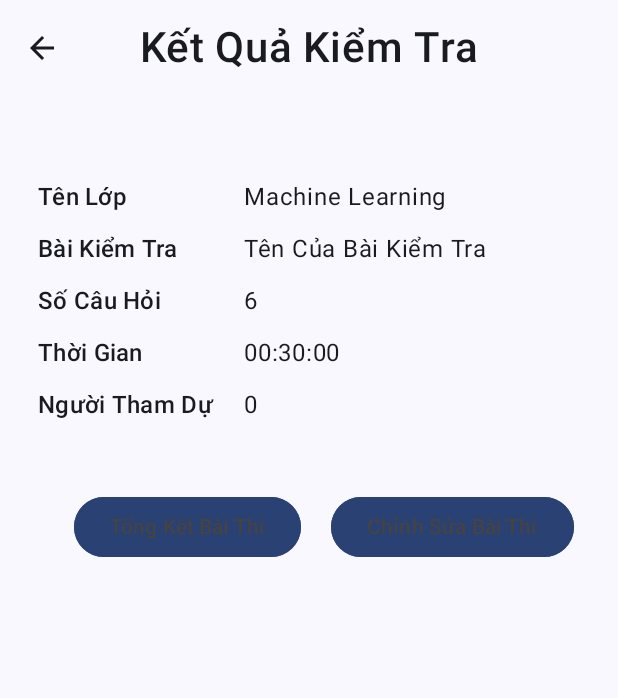
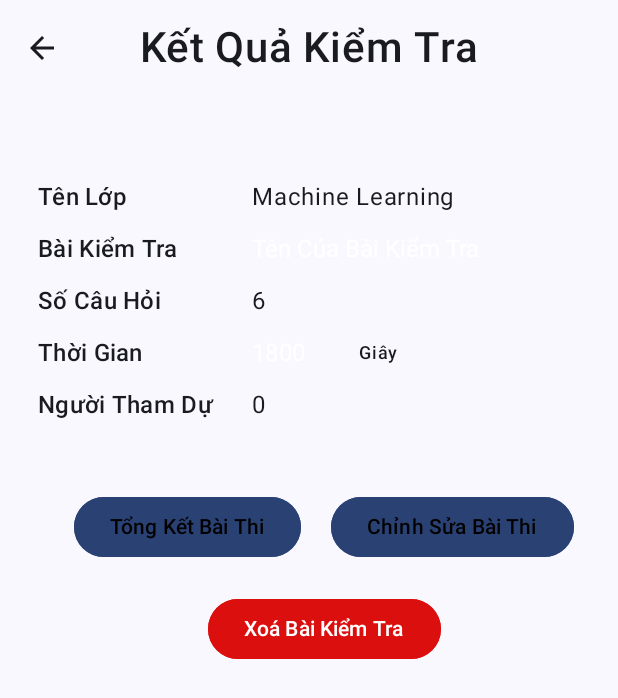
Before and after one commit to anhtan2223/FishLearning---Mobile-App, an Android app built with Jetpack Compose: the TeacherView screen opened through its navigation route, after a tap on "Tên Của Bài Kiểm Tra", on a phone screen of 412 x 824 dp. Shown: the top 698 px of the screen. Run offline under Robolectric (Android 15) with nearby library versions, the phone set to English and light mode, and no system bars; 2 other taps on this screen came first.

Commit message:
More Setting Class in Teacher

```diff
--- a/Fish/app/src/main/java/com/example/fish/MainActivity.kt
+++ b/Fish/app/src/main/java/com/example/fish/MainActivity.kt
@@ -50,7 +50,7 @@ class MainActivity : ComponentActivity() {
                     val nav:NavHostController = rememberNavController()
                     NavHost(
                         navController = nav,
-                        startDestination = "Login")
+                        startDestination = "Teacher")
                     {
                         composable("Student")
                         { StudentView(navFather = nav) }
--- a/Fish/app/src/main/java/com/example/fish/Student/Account.Main.kt
+++ b/Fish/app/src/main/java/com/example/fish/Student/Account.Main.kt
@@ -75,6 +75,8 @@ fun OneLine(title:String , content:String )
         Text(text = title , style = MaterialTheme.typography.titleMedium , modifier = Modifier
             .weight(4f)
             .padding(5.dp))
-        Text(text = content , modifier = Modifier.weight(7f) )
+        Text(text = content , modifier =
+        Modifier.weight(7f).padding(start = 5.dp)
+        )
     }
 }
--- a/Fish/app/src/main/java/com/example/fish/Student/Class.Detail.kt
+++ b/Fish/app/src/main/java/com/example/fish/Student/Class.Detail.kt
@@ -132,7 +132,6 @@ fun TextBoxView(info:TextBox)
             modifier = Modifier.padding(bottom = 20.dp)
         )
     }
-
 }
 @Composable
 fun DocumentView(info:Document)
--- a/Fish/app/src/main/java/com/example/fish/Teacher/Class.TestResult.kt
+++ b/Fish/app/src/main/java/com/example/fish/Teacher/Class.TestResult.kt
@@ -8,35 +8,52 @@ import androidx.compose.foundation.layout.Row
 import androidx.compose.foundation.layout.fillMaxSize
 import androidx.compose.foundation.layout.fillMaxWidth
 import androidx.compose.foundation.layout.padding
+import androidx.compose.foundation.text.BasicTextField
+import androidx.compose.foundation.text.KeyboardActions
+import androidx.compose.foundation.text.KeyboardOptions
+import androidx.compose.material.icons.Icons
+import androidx.compose.material.icons.filled.Check
 import androidx.compose.material3.MaterialTheme
 import androidx.compose.material3.Text
 import androidx.compose.runtime.Composable
+import androidx.compose.runtime.getValue
+import androidx.compose.runtime.mutableStateOf
+import androidx.compose.runtime.remember
+import androidx.compose.runtime.setValue
 import androidx.compose.ui.Alignment
 import androidx.compose.ui.Modifier
+import androidx.compose.ui.graphics.Color
+import androidx.compose.ui.input.pointer.PointerIcon
+import androidx.compose.ui.input.pointer.pointerHoverIcon
+import androidx.compose.ui.text.TextStyle
+import androidx.compose.ui.text.input.ImeAction
+import androidx.compose.ui.text.input.KeyboardType
 import androidx.compose.ui.unit.dp
+import androidx.compose.ui.unit.sp
 import androidx.navigation.NavController
 import com.example.fish.Model.Back
 import com.example.fish.Model.Class
 import com.example.fish.Model.Test
 import com.example.fish.Model.formatTime
+import com.example.fish.Model.goTo
 import com.example.fish.ui.theme.DisplayUI
 
 @Composable
 fun TestResult(nav :NavController , view:DisplayUI)
 {
     Back(nav = nav, view = view , "DetailClass")
-    Teacher_DisplayInfo(classInfo = view.nowClass, testInfo = view.nowTest)
+    Teacher_DisplayInfo(nav = nav, view = view , classInfo = view.nowClass, testInfo = view.nowTest)
 }
 @Composable
-fun Teacher_DisplayInfo(classInfo : Class , testInfo:Test)
+fun Teacher_DisplayInfo(nav : NavController, view: DisplayUI , classInfo : Class , testInfo:Test)
 {
     Column(
         modifier = Modifier.padding(start = 20.dp , top = 50.dp)
     ) {
         OneLine(title = "Tên Lớp", content = classInfo.NameClass)
-        OneLine(title = "Bài Kiểm Tra", content = testInfo.TestName)
+        OneInputBasic(title = "Bài Kiểm Tra", content = testInfo.TestName)
         OneLine(title = "Số Câu Hỏi", content = testInfo.NumberQues.toString())
-        OneLine(title = "Thời Gian", content = formatTime(testInfo.Time))
+        InputTime(view , title = "Thời Gian", time = testInfo.Time )
         OneLine(title = "Người Tham Dự", content = "0")
         Row(
             horizontalArrangement = Arrangement.Center,
@@ -44,9 +61,91 @@ fun Teacher_DisplayInfo(classInfo : Class , testInfo:Test)
                 .fillMaxWidth()
                 .padding(top = 30.dp)
         ) {
-            ButtonNav(onClick = { /*TODO*/ }, content = "Tổng Kết Bài Thi" , color = MaterialTheme.colorScheme.primary)
-            ButtonNav(onClick = { /*TODO*/ }, content = "Chỉnh Sửa Bài Thi" , color = MaterialTheme.colorScheme.primary)
+            ButtonNav(onClick = { goTo(nav , view , "SumTest") }, content = "Tổng Kết Bài Thi" , color = MaterialTheme.colorScheme.primary , contentColor = Color.Black)
+            ButtonNav(onClick = { goTo(nav , view , "ChangeQues") }, content = "Chỉnh Sửa Bài Thi" , color = MaterialTheme.colorScheme.primary , contentColor = Color.Black)
+        }
+        Row(
+            horizontalArrangement = Arrangement.Center ,
+            modifier = Modifier
+                .fillMaxWidth()
+        ) {
+            ButtonNav(
+                onClick = { /*TODO*/ } ,
+                content = "Xoá Bài Kiểm Tra" ,
+                color = Color(0xFFDC0F0F) ,
+                contentColor = Color.White
+            )
+
         }
 
     }
 }
+
+@Composable
+fun OneInputBasic(title:String , content:String)
+{
+    var contentInput by remember {
+        mutableStateOf(content)
+    }
+    Row(
+        modifier = Modifier.fillMaxWidth() ,
+        horizontalArrangement = Arrangement.Start,
+        verticalAlignment = Alignment.CenterVertically
+    ) {
+        Text(text = title , style = MaterialTheme.typography.titleMedium ,
+            modifier = Modifier
+                .weight(4f)
+                .padding(5.dp)
+        )
+        BasicTextField(
+            modifier = Modifier
+                .weight(7f)
+                .padding(5.dp) ,
+            value = contentInput ,
+            textStyle = TextStyle(
+                color = Color.White ,
+                fontSize = 16.sp
+            ) ,
+            onValueChange = { contentInput = it }
+        )
+    }
+}
+@Composable
+fun InputTime(view: DisplayUI , title:String , time:Int )
+{
+    var contentInput by remember {
+        mutableStateOf(time.toString())
+    }
+    Row(
+        modifier = Modifier.fillMaxWidth() ,
+        horizontalArrangement = Arrangement.Start,
+        verticalAlignment = Alignment.CenterVertically
+    ) {
+        Text(text = title , style = MaterialTheme.typography.titleMedium ,
+            modifier = Modifier
+                .weight(4f)
+                .padding(5.dp)
+        )
+        BasicTextField(
+            modifier = Modifier
+                .weight(2f)
+                .padding(5.dp)
+                .pointerHoverIcon(
+                    icon = PointerIcon.Text
+                )
+            ,
+            keyboardOptions = KeyboardOptions.Default.copy(keyboardType = KeyboardType.Decimal),
+            value = contentInput.toString() ,
+            textStyle = TextStyle(
+                color = Color.White ,
+                fontSize = 16.sp
+            ) ,
+            onValueChange = { contentInput = it }
+        )
+        Text(text = "Giây" , style = MaterialTheme.typography.labelMedium ,
+            modifier = Modifier
+                .weight(5f)
+                .padding(5.dp)
+        )
+    }
+}
--- a/Fish/app/src/main/java/com/example/fish/Teacher/Main.kt
+++ b/Fish/app/src/main/java/com/example/fish/Teacher/Main.kt
@@ -188,6 +188,10 @@ fun TeacherView(
                 { NewClassView(nav = navController, view = viewModel) }
                 composable("ClassInfo")
                 { ClassInfoView(nav = navController, view = viewModel) }
+                composable("ChangeQues")
+                { ChangeQuestionView(nav = navController, view = viewModel) }
+                composable("SumTest")
+                { SummaryTestView(nav = navController, view = viewModel) }
             }
         }
     }
```
Also changed, not shown: Fish/app/src/main/java/com/example/fish/Teacher/Class.Detail.kt (+213 -6 lines), Fish/app/src/main/java/com/example/fish/Teacher/Class.Test.ChangeQuestion.kt (added, +14 -0 lines), Fish/app/src/main/java/com/example/fish/Teacher/Class.Test.Summary.kt (added, +15 -0 lines).
